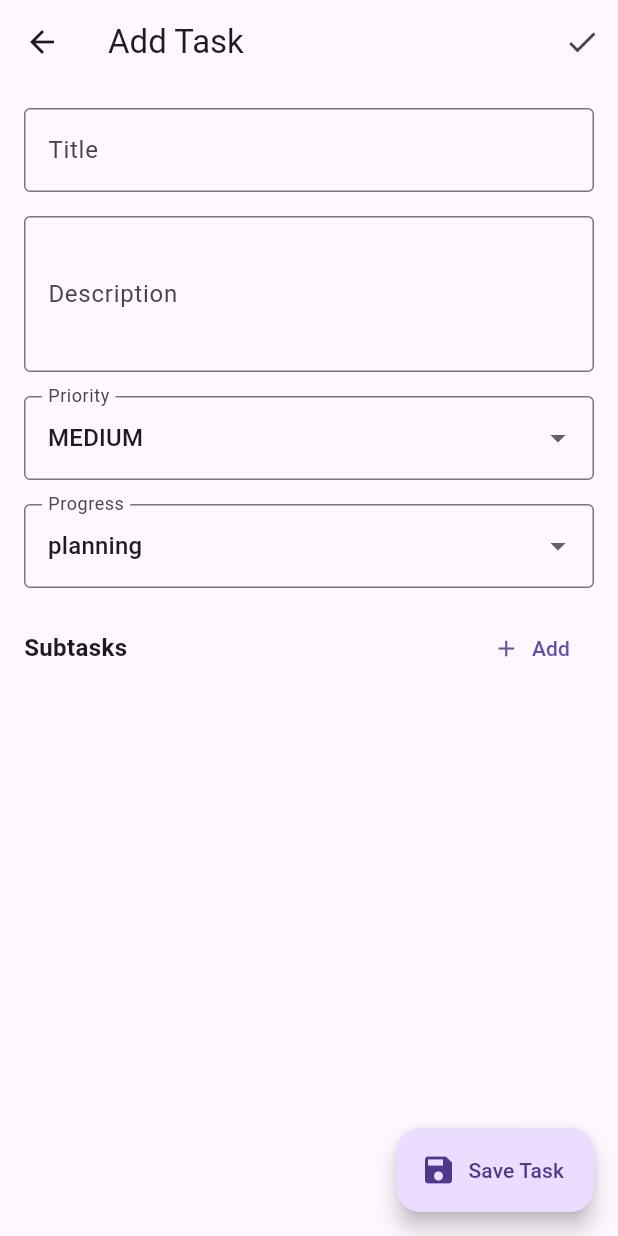
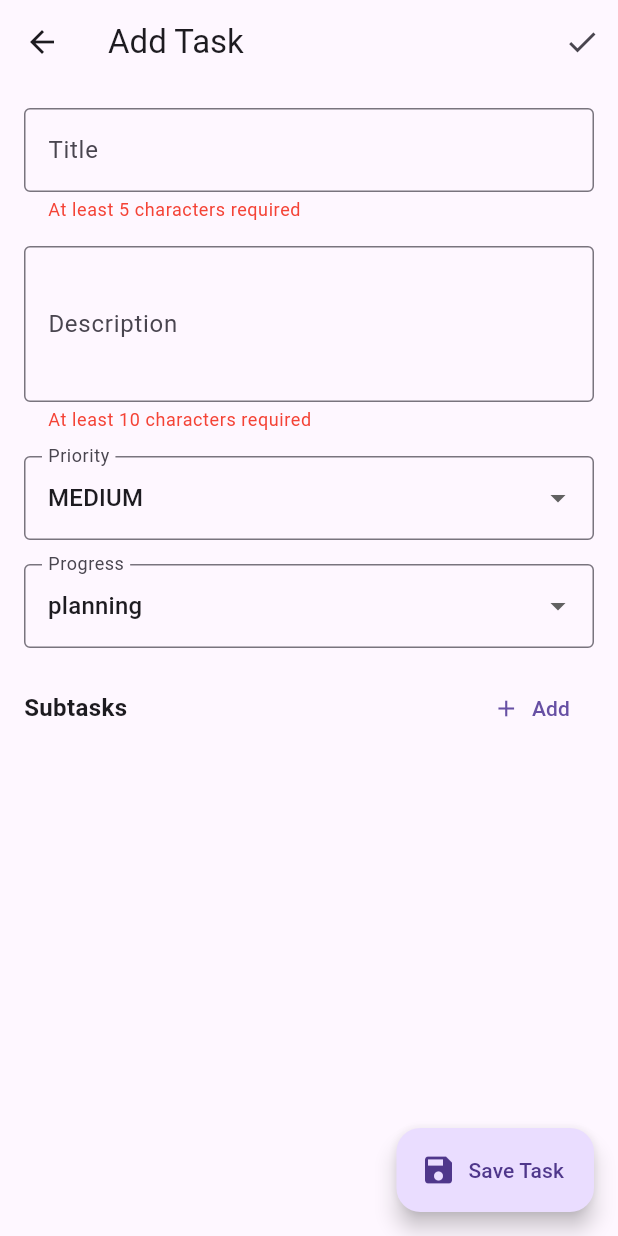
Before and after one commit to callmeCPU404/mi_task, a Flutter app: the AddTaskScreen screen opened directly, on a phone screen of 412 x 824 dp. Run offline on Flutter 3.47's test engine with Material 3 defaults, Android fonts, the light colour scheme and no system bars; our stand-ins replace flutter_riverpod, hive, hive_flutter; accounts and stored records are empty.

Commit message:
Enhance AddTaskScreen: implement live feedback for title and description fields with validation messages

```diff
--- a/lib/screens/add_task_screen.dart
+++ b/lib/screens/add_task_screen.dart
@@ -61,7 +61,7 @@ class _AddTaskScreenState extends ConsumerState<AddTaskScreen> {
 
     ScaffoldMessenger.of(context).showSnackBar(
       const SnackBar(
-        content: Text("Task created successfully ✅"),
+        content: Text("Task created successfully "),
         backgroundColor: Colors.green,
       ),
     );
@@ -89,45 +89,52 @@ class _AddTaskScreenState extends ConsumerState<AddTaskScreen> {
             child: Column(
               crossAxisAlignment: CrossAxisAlignment.start,
               children: [
-             // Title field
-TextFormField(
+            // 🔹 Title Field with live feedback
+                ValueListenableBuilder(
+                  valueListenable: _titleController,
+                  builder: (context, TextEditingValue value, _) {
+                    final length = value.text.trim().length;
+                    final isValid = length >= 5;
+                    return TextFormField(
                       controller: _titleController,
-  decoration: const InputDecoration(
+                      decoration: InputDecoration(
                         labelText: "Title",
-    border: OutlineInputBorder(),
+                        border: const OutlineInputBorder(),
+                        helperText: isValid
+                            ? "Looks good "
+                            : "At least 5 characters required",
+                        helperStyle: TextStyle(
+                          color: isValid ? Colors.green : Colors.red,
                         ),
-  validator: (value) {
-    if (value == null || value.trim().isEmpty) {
-      return "Enter a title";
-    }
-    if (value.trim().length < 5) {
-      return "Title must be at least 5 characters";
-    }
-    return null;
-  },
                       ),
-const SizedBox(height: 16),
-                // Description
-// Description field
-TextFormField(
-  controller: _descController,
-  maxLines: 3,
-  decoration: const InputDecoration(
-    labelText: "Description",
-    border: OutlineInputBorder(),
-  ),
-  validator: (value) {
-    if (value == null || value.trim().isEmpty) {
-      return "Enter a description";
-    }
-    if (value.trim().length < 10) {
-      return "Description must be at least 10 characters";
-    }
-    return null;
+                    );
                   },
                 ),
                 const SizedBox(height: 16),
 
+                // 🔹 Description Field with live feedback
+                ValueListenableBuilder(
+                  valueListenable: _descController,
+                  builder: (context, TextEditingValue value, _) {
+                    final length = value.text.trim().length;
+                    final isValid = length >= 10;
+                    return TextFormField(
+                      controller: _descController,
+                      maxLines: 3,
+                      decoration: InputDecoration(
+                        labelText: "Description",
+                        border: const OutlineInputBorder(),
+                        helperText: isValid
+                            ? "Looks good "
+                            : "At least 10 characters required",
+                        helperStyle: TextStyle(
+                          color: isValid ? Colors.green : Colors.red,
+                        ),
+                      ),
+                    );
+                  },
+                ),
+                const SizedBox(height: 16),
                 // Priority Dropdown
                 DropdownButtonFormField<Priority>(
                   value: _selectedPriority,
```
Lines whose indentation alone changed are shown as unchanged.
